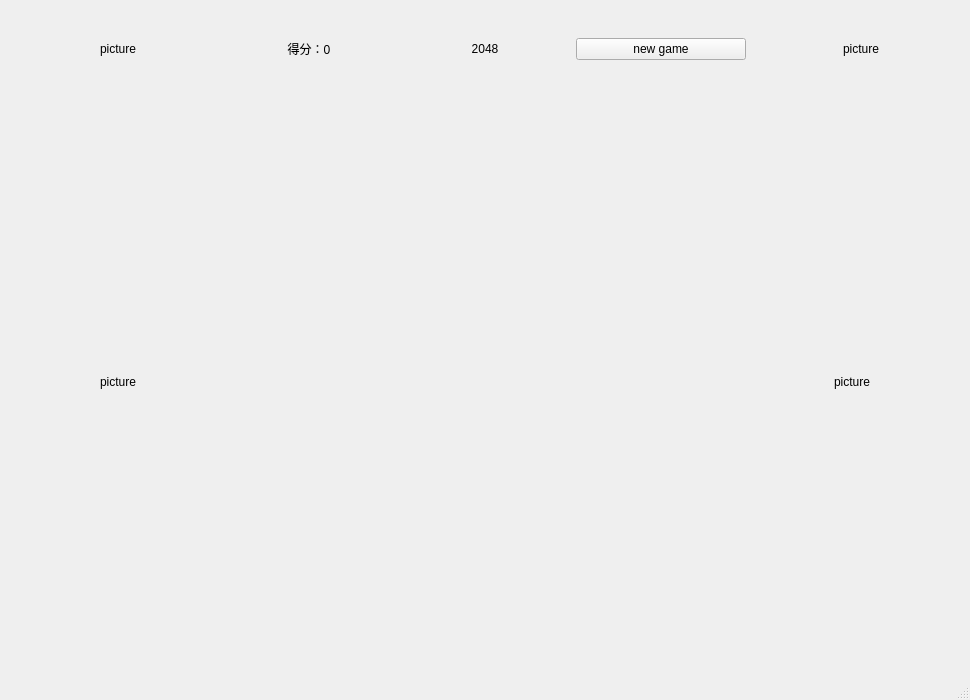
Mohbyiuus/2048Game, file mainwindow.ui: the form before one commit.
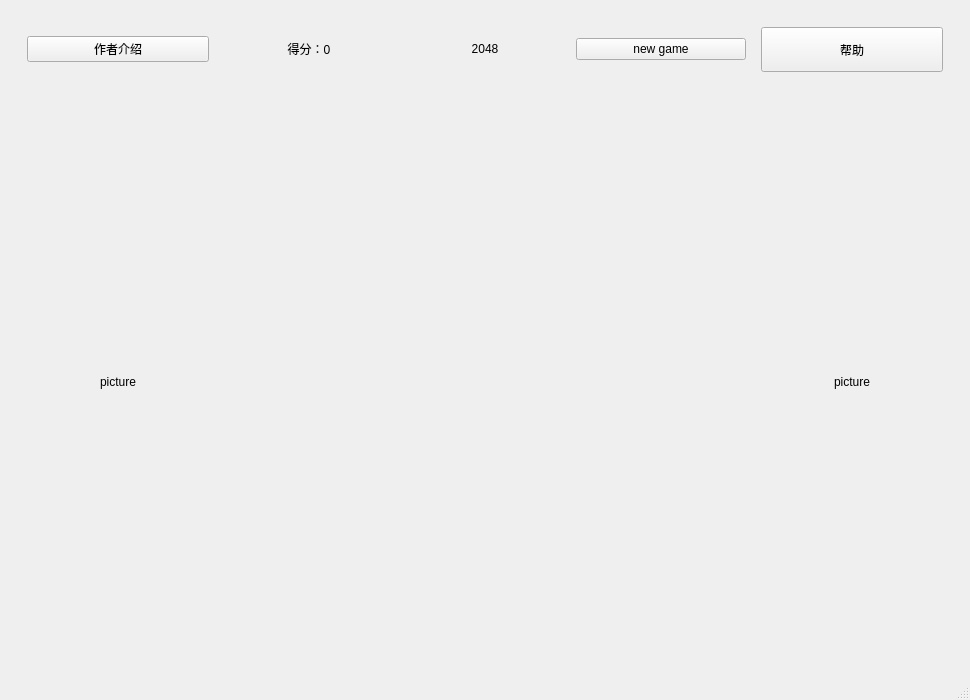
The form after the commit.

Commit message: Replace QLabel with QPushButton and update properties

Diff of the .ui file:
```diff
--- a/mainwindow.ui
+++ b/mainwindow.ui
@@ -40,18 +40,15 @@
          </property>
          <property name="maximumSize">
           <size>
-           <width>200</width>
+           <width>16777215</width>
            <height>16777215</height>
           </size>
          </property>
          <layout class="QVBoxLayout" name="verticalLayout_2">
           <item>
-           <widget class="QLabel" name="picture_leftup">
+           <widget class="QPushButton" name="thanks">
             <property name="text">
-             <string>picture</string>
-            </property>
-            <property name="alignment">
-             <set>Qt::AlignmentFlag::AlignCenter</set>
+             <string>作者介绍</string>
             </property>
            </widget>
           </item>
@@ -107,24 +104,27 @@
          </property>
          <property name="maximumSize">
           <size>
-           <width>200</width>
+           <width>1666666</width>
            <height>16777215</height>
           </size>
          </property>
          <layout class="QVBoxLayout" name="verticalLayout_3">
           <item>
-           <widget class="QLabel" name="picture_rightup">
+           <widget class="QPushButton" name="help">
             <property name="minimumSize">
              <size>
-              <width>200</width>
-              <height>0</height>
+              <width>0</width>
+              <height>45</height>
+             </size>
+            </property>
+            <property name="maximumSize">
+             <size>
+              <width>16777215</width>
+              <height>45</height>
              </size>
             </property>
             <property name="text">
-             <string>picture</string>
-            </property>
-            <property name="alignment">
-             <set>Qt::AlignmentFlag::AlignCenter</set>
+             <string>帮助</string>
             </property>
            </widget>
           </item>
```
